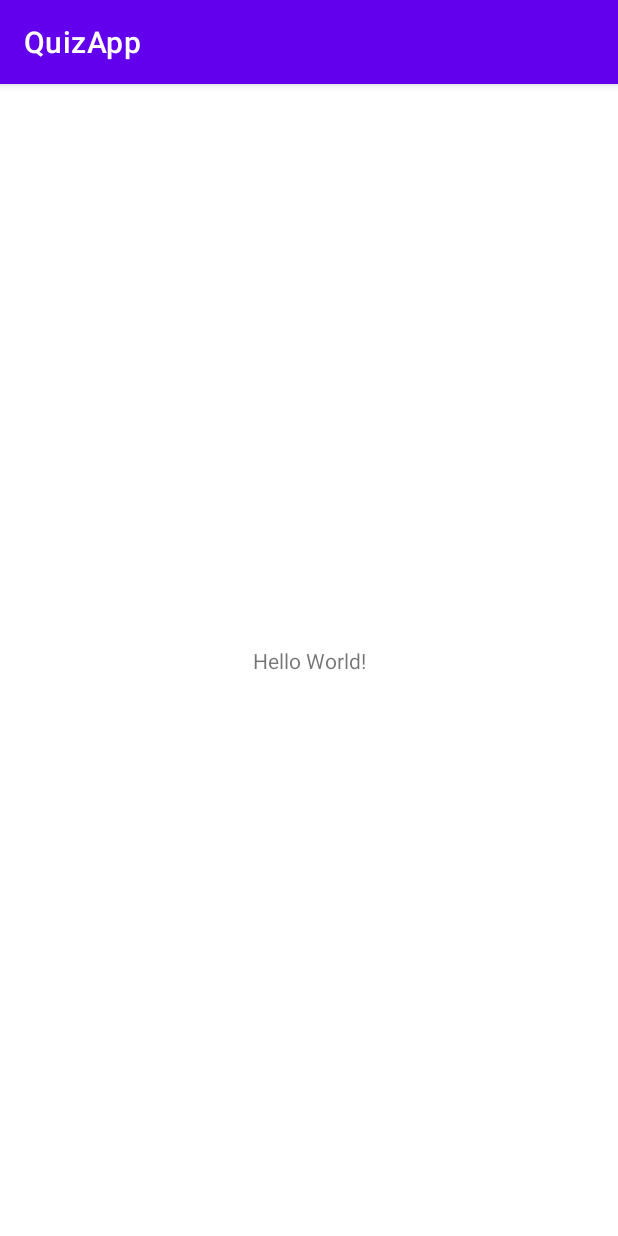
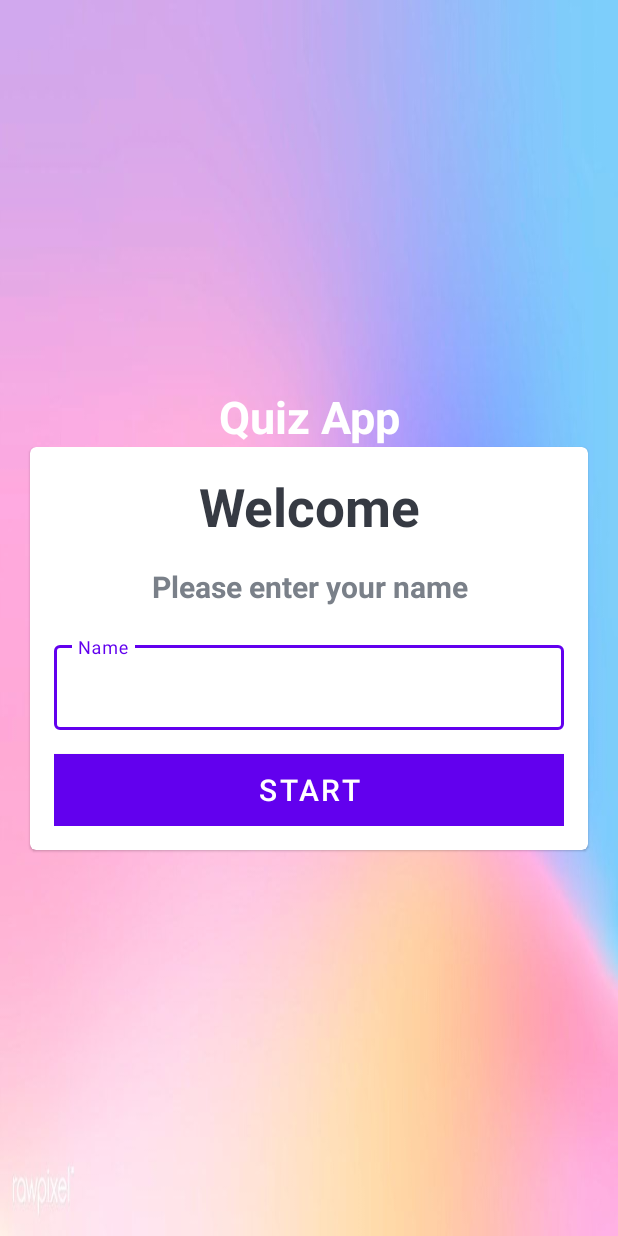
Before and after one commit to aolikas/Kotlin, an Android app: the screen it shows after launch (MainActivity), on a phone screen of 412 x 824 dp. Run offline under Robolectric (Android 15) with nearby library versions, the phone set to English and light mode, and no system bars.

Commit message:
added UI

```diff
--- a/QuizApp/app/src/main/AndroidManifest.xml
+++ b/QuizApp/app/src/main/AndroidManifest.xml
@@ -11,7 +11,8 @@
         android:theme="@style/Theme.QuizApp">
         <activity
             android:name=".MainActivity"
-            android:exported="true">
+            android:exported="true"
+            android:screenOrientation="portrait">
             <intent-filter>
                 <action android:name="android.intent.action.MAIN" />
 
--- a/QuizApp/app/src/main/res/layout/activity_main.xml
+++ b/QuizApp/app/src/main/res/layout/activity_main.xml
@@ -1,18 +1,81 @@
 <?xml version="1.0" encoding="utf-8"?>
-<androidx.constraintlayout.widget.ConstraintLayout xmlns:android="http://schemas.android.com/apk/res/android"
-    xmlns:app="http://schemas.android.com/apk/res-auto"
+<LinearLayout xmlns:android="http://schemas.android.com/apk/res/android"
     xmlns:tools="http://schemas.android.com/tools"
     android:layout_width="match_parent"
     android:layout_height="match_parent"
+    android:background="@drawable/background_light"
+    android:orientation="vertical"
+    android:gravity="center"
     tools:context=".MainActivity">
 
     <TextView
-        android:layout_width="wrap_content"
+        android:layout_width="match_parent"
         android:layout_height="wrap_content"
-        android:text="Hello World!"
-        app:layout_constraintBottom_toBottomOf="parent"
-        app:layout_constraintLeft_toLeftOf="parent"
-        app:layout_constraintRight_toRightOf="parent"
-        app:layout_constraintTop_toTopOf="parent" />
+        android:gravity="center"
+        android:text="@string/main_tv_title"
+        android:textColor="@color/white"
+        android:textSize="30sp"
+        android:textStyle="bold" />
 
-</androidx.constraintlayout.widget.ConstraintLayout>
+    <com.google.android.material.card.MaterialCardView
+        android:layout_width="match_parent"
+        android:layout_height="wrap_content"
+        android:layout_marginStart="20dp"
+        android:layout_marginEnd="20dp"
+        android:background="@color/white">
+
+        <LinearLayout
+            android:layout_width="match_parent"
+            android:layout_height="wrap_content"
+            android:layout_margin="16dp"
+            android:orientation="vertical">
+
+            <TextView
+                android:layout_width="match_parent"
+                android:layout_height="wrap_content"
+                android:gravity="center"
+                android:text="@string/main_card_welcome"
+                android:textColor="#363A43"
+                android:textSize="35sp"
+                android:textStyle="bold" />
+
+            <TextView
+                android:layout_width="match_parent"
+                android:layout_height="wrap_content"
+                android:layout_marginTop="16dp"
+                android:gravity="center"
+                android:text="@string/main_card_text"
+                android:textColor="#7A8089"
+                android:textSize="20sp"
+                android:textStyle="bold" />
+
+            <com.google.android.material.textfield.TextInputLayout
+                style="@style/Widget.MaterialComponents.TextInputLayout.OutlinedBox"
+                android:layout_width="match_parent"
+                android:layout_height="wrap_content"
+                android:layout_marginTop="20dp">
+
+                <androidx.appcompat.widget.AppCompatEditText
+                    android:id="@+id/et_name"
+                    android:layout_width="match_parent"
+                    android:layout_height="wrap_content"
+                    android:hint="@string/main_et_name_hint"
+                    android:inputType="textCapWords"
+                    android:textColor="#363A43"
+                    android:textColorHint="#7A8089" />
+            </com.google.android.material.textfield.TextInputLayout>
+
+            <Button
+                android:id="@+id/btn_start"
+                android:layout_width="match_parent"
+                android:layout_height="wrap_content"
+                android:layout_marginTop="16dp"
+                android:background="@color/design_default_color_on_primary"
+                android:text="@string/main_btn_start"
+                android:textColor="@color/white"
+                android:textSize="20sp" />
+
+        </LinearLayout>
+    </com.google.android.material.card.MaterialCardView>
+
+</LinearLayout>
--- a/QuizApp/app/src/main/res/values/strings.xml
+++ b/QuizApp/app/src/main/res/values/strings.xml
@@ -1,3 +1,8 @@
 <resources>
     <string name="app_name">QuizApp</string>
+    <string name="main_tv_title">Quiz App</string>
+    <string name="main_card_welcome">Welcome</string>
+    <string name="main_card_text">Please enter your name</string>
+    <string name="main_et_name_hint">Name</string>
+    <string name="main_btn_start">Start</string>
 </resources>
--- a/QuizApp/app/src/main/res/values/themes.xml
+++ b/QuizApp/app/src/main/res/values/themes.xml
@@ -1,6 +1,6 @@
 <resources xmlns:tools="http://schemas.android.com/tools">
     <!-- Base application theme. -->
-    <style name="Theme.QuizApp" parent="Theme.MaterialComponents.DayNight.DarkActionBar">
+    <style name="Theme.QuizApp" parent="Theme.MaterialComponents.DayNight.NoActionBar">
         <!-- Primary brand color. -->
         <item name="colorPrimary">@color/purple_500</item>
         <item name="colorPrimaryVariant">@color/purple_700</item>
```
Also changed, not shown: QuizApp/app/src/main/res/drawable/background_dark.jpg (added), QuizApp/app/src/main/res/drawable/background_light.jpg (added).
